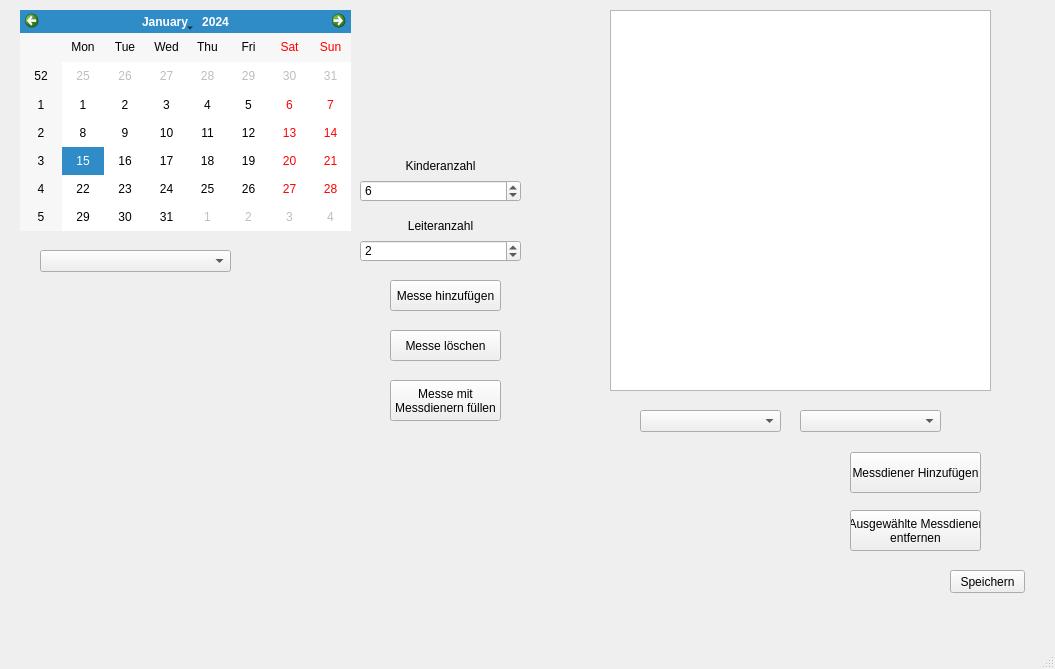
Before: the Qt Designer form Assignment_Window.ui in JonasHendrikWeiss/MD_Plan, drawn with Qt 5.
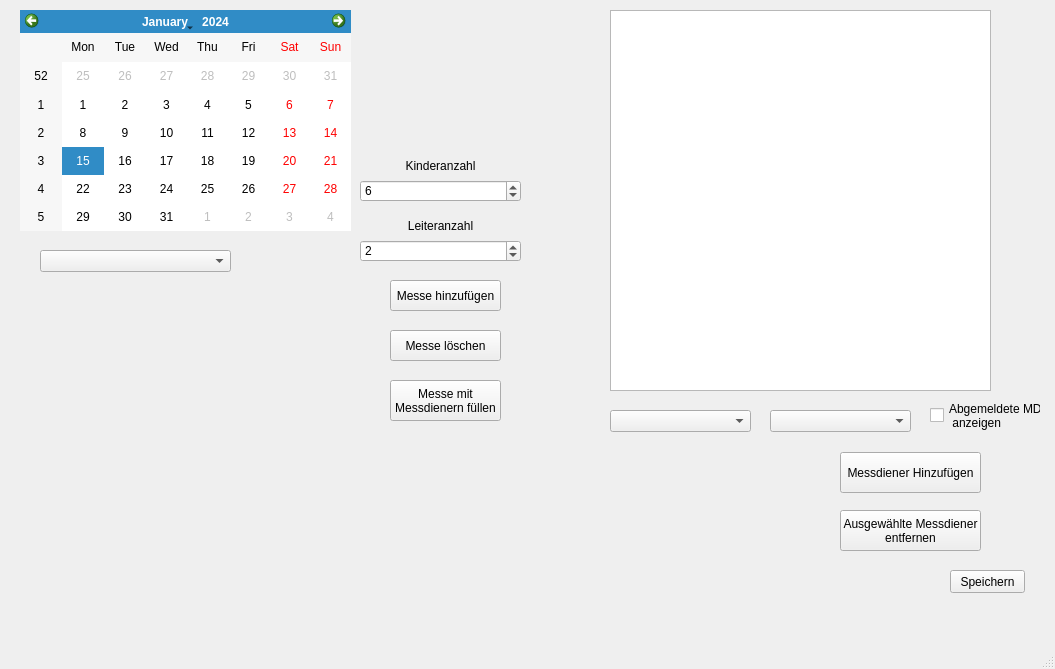
After: the same form once the commit is applied.

Commit message: add ChurchServers to the comboboxes in the Assignment_Window

What changed in the file:
```diff
--- a/Assignment_Window.ui
+++ b/Assignment_Window.ui
@@ -43,7 +43,7 @@
    <widget class="QComboBox" name="comboBox_Grades_2">
     <property name="geometry">
      <rect>
-      <x>800</x>
+      <x>770</x>
       <y>410</y>
       <width>141</width>
       <height>22</height>
@@ -154,9 +154,9 @@
    <widget class="QPushButton" name="pushButton_add_cserver">
     <property name="geometry">
      <rect>
-      <x>850</x>
+      <x>840</x>
       <y>452</y>
-      <width>131</width>
+      <width>141</width>
       <height>41</height>
      </rect>
     </property>
@@ -177,10 +177,10 @@
      <string>Speichern</string>
     </property>
    </widget>
-   <widget class="QComboBox" name="comboBox_Grades_3">
+   <widget class="QComboBox" name="comboBox_Grades">
     <property name="geometry">
      <rect>
-      <x>640</x>
+      <x>610</x>
       <y>410</y>
       <width>141</width>
       <height>22</height>
@@ -206,9 +206,9 @@
    <widget class="QPushButton" name="pushButton_remove_cservers">
     <property name="geometry">
      <rect>
-      <x>850</x>
+      <x>840</x>
       <y>510</y>
-      <width>131</width>
+      <width>141</width>
       <height>41</height>
      </rect>
     </property>
@@ -217,6 +217,20 @@
 entfernen</string>
     </property>
    </widget>
+   <widget class="QCheckBox" name="checkBox_show_all_servers">
+    <property name="geometry">
+     <rect>
+      <x>930</x>
+      <y>400</y>
+      <width>111</width>
+      <height>31</height>
+     </rect>
+    </property>
+    <property name="text">
+     <string>Abgemeldete MD
+ anzeigen</string>
+    </property>
+   </widget>
   </widget>
   <widget class="QMenuBar" name="menubar">
    <property name="geometry">
```
Left out of the diff: 4 changed lines with no effect on the pictures. The commit also changes 5 other files.
